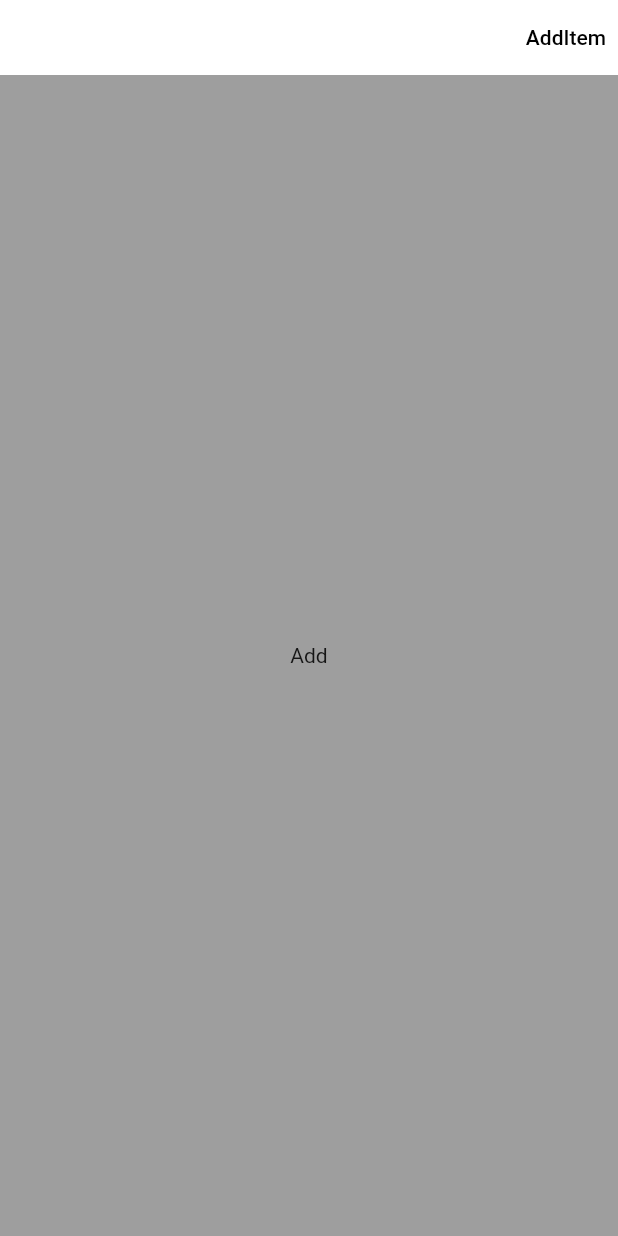
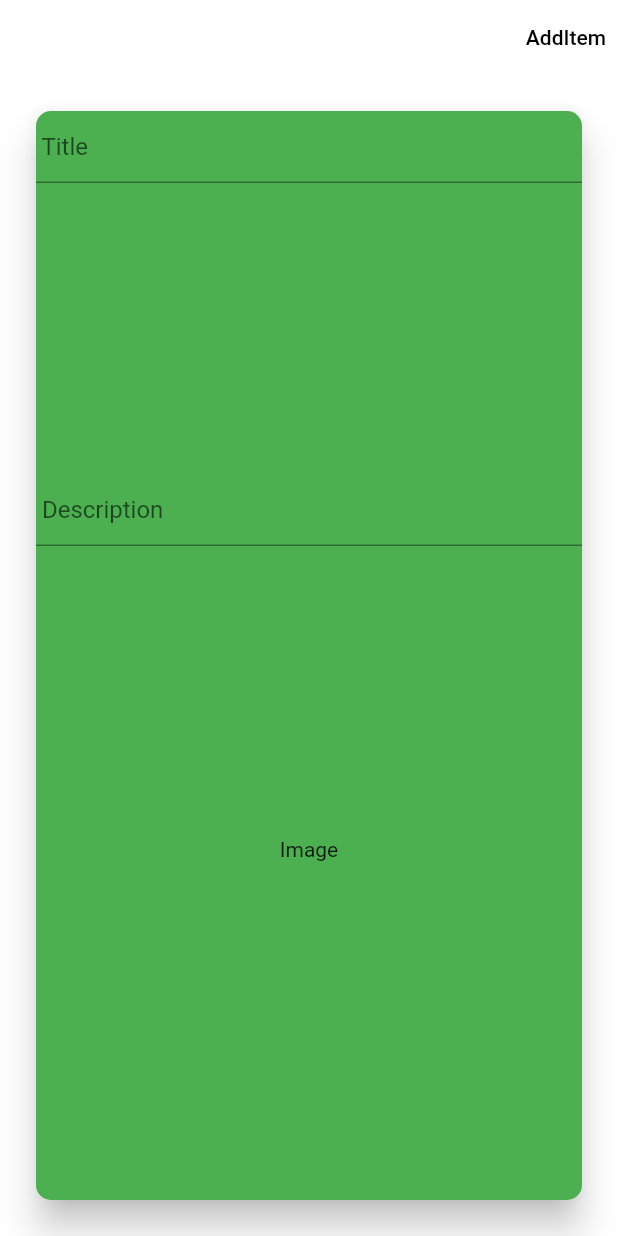
Before and after one commit to florin4l0r1n1/e_comerce_app, a Flutter app: the AddItem screen opened directly, on a phone screen of 412 x 824 dp. Run offline on Flutter 3.47's test engine with Material 2 defaults, Android fonts, the phone set to English and light mode, and no system bars; our stand-ins replace bloc, cloud_firestore, equatable, firebase_auth, firebase_core, flutter_bloc and 1 more; accounts and stored records are empty.

Commit message:
ItemBlocI+some AddItemScreen modifications

```diff
--- a/lib/presentation/BloCs/item_bloc/bloc/item_bloc_event.dart
+++ b/lib/presentation/BloCs/item_bloc/bloc/item_bloc_event.dart
@@ -1,4 +1,4 @@
-part of 'item_bloc_bloc.dart';
+part of 'item_bloc.dart';
 
 abstract class ItemBlocEvent extends Equatable {
   const ItemBlocEvent();
@@ -6,3 +6,22 @@ abstract class ItemBlocEvent extends Equatable {
   @override
   List<Object> get props => [];
 }
+
+class AddItemRequested extends ItemBlocEvent {
+  final Item item;
+  AddItemRequested(this.item);
+}
+
+class EditItemRequested extends ItemBlocEvent {
+  final Item item;
+  EditItemRequested(this.item);
+}
+
+class DeleteItemRequested extends ItemBlocEvent {
+  final Item item;
+  DeleteItemRequested(this.item);
+}
+ class RetrieveItemRequested extends ItemBlocEvent{
+
+
+ }
--- a/lib/presentation/BloCs/item_bloc/bloc/item_bloc_state.dart
+++ b/lib/presentation/BloCs/item_bloc/bloc/item_bloc_state.dart
@@ -1,10 +1,39 @@
-part of 'item_bloc_bloc.dart';
+part of 'item_bloc.dart';
 
-abstract class ItemBlocState extends Equatable {
-  const ItemBlocState();
+abstract class ItemBlocState extends Equatable {}
+
+class ItemBlocInitial extends ItemBlocState {
+  @override
+  List<Object> get props => [];
+}
+
+class ItemLoading extends ItemBlocState{
+  @override
+  List<Object> get props =>[];
+
+
+}
+
+class ItemAdded extends ItemBlocState {
+  @override
+  List<Object> get props => [];
+}
+
+class ItemDeleted extends ItemBlocState {
+  @override
+  List<Object> get props => [];
+}
+
+class ItemUpdated extends ItemBlocState {
+  @override
+  List<Object> get props => [];
+}
+
+class ItemError extends ItemBlocState {
+  final String error;
+
+  ItemError(this.error);
 
   @override
   List<Object> get props => [];
 }
-
-class ItemBlocInitial extends ItemBlocState {}
--- a/lib/presentation/screens/menu/add_item_screen.dart
+++ b/lib/presentation/screens/menu/add_item_screen.dart
@@ -20,10 +20,30 @@ class AddItem extends StatelessWidget {
           ),
         ),
         body: Container(
-          color: Colors.grey,
-          child: const Center(
-            child: Text(
-              "Add",
+          padding: const EdgeInsets.all(20),
+          color: Colors.white,
+          child: Card(
+            shape: RoundedRectangleBorder(
+                borderRadius: BorderRadius.all(Radius.circular(10))),
+            elevation: 10,
+            color: Colors.green,
+            child: Column(
+              children: const [
+                SizedBox(),
+                Expanded(
+                  child: TextField(
+                    decoration: InputDecoration(hintText: ' Title'),
+                  ),
+                ),
+                Expanded(
+                  child: TextField(
+                    decoration: InputDecoration(hintText: ' Description'),
+                  ),
+                ),
+                Expanded(
+                  child: Text('Image'),
+                ),
+              ],
             ),
           ),
         ),
```
Also changed, not shown: lib/presentation/BloCs/item_bloc/bloc/item_bloc.dart (added, +42 -0 lines), lib/presentation/BloCs/item_bloc/bloc/item_bloc_bloc.dart (deleted, +0 -13 lines), lib/presentation/my_app.dart (+14 -4 lines).
